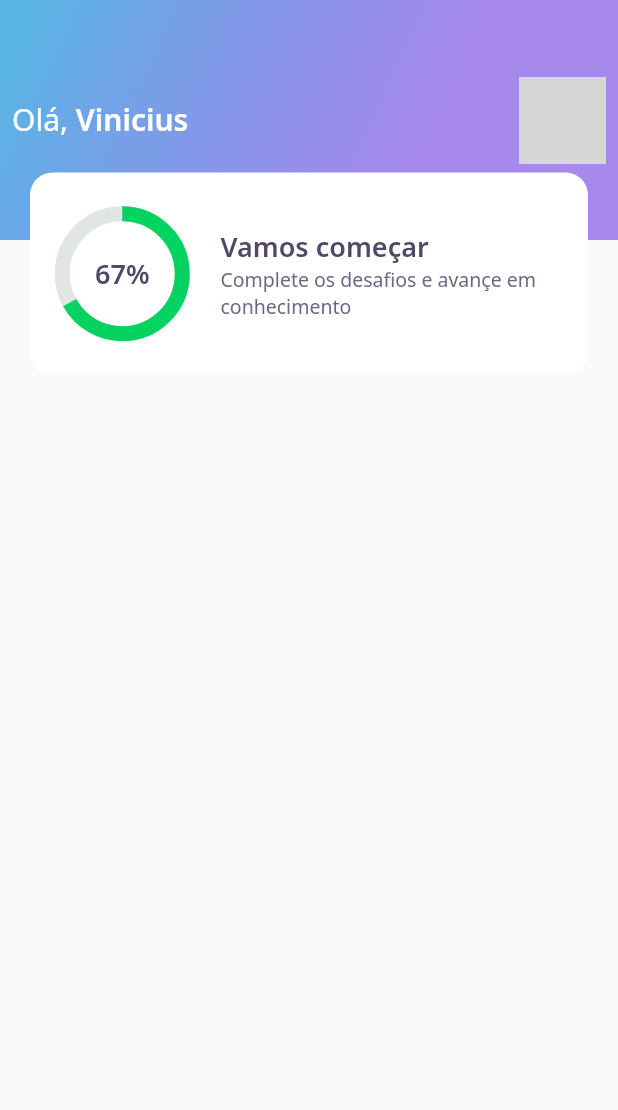
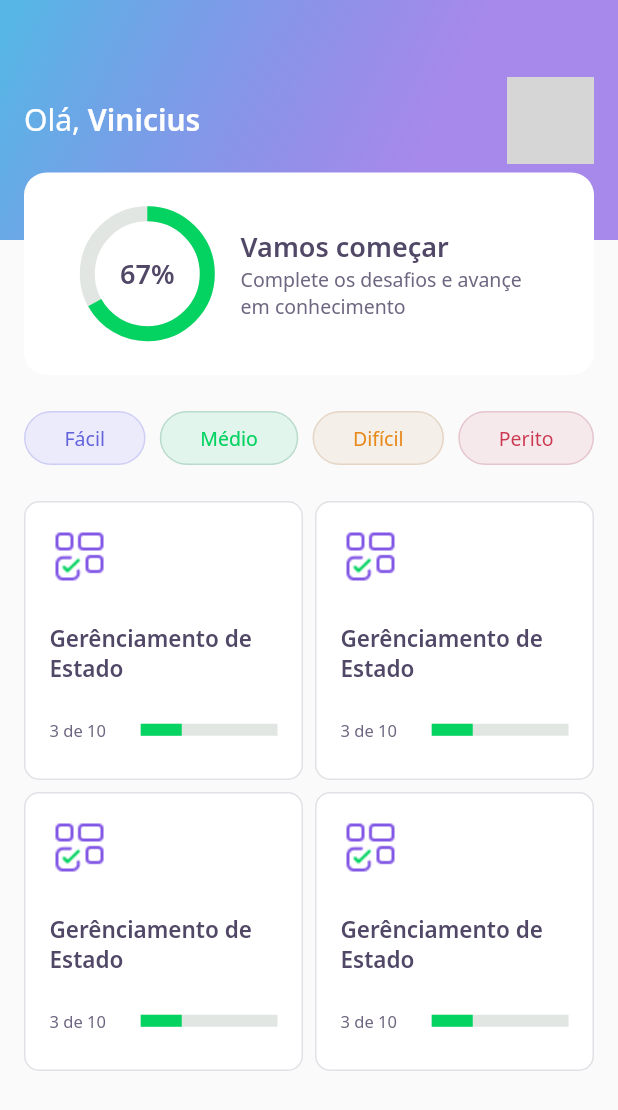
Before and after one commit to Drawiin/DevQuiz, a Flutter app: the HomePage screen opened directly, on a phone screen of 412 x 824 dp. Shown: the top 1110 px of the screen. Run offline on Flutter 3.47's test engine with Material 2 defaults, Android fonts, the phone set to English and light mode, and no system bars; our stand-ins replace google_fonts; network calls fail; statements that could not run were skipped; grey boxes are pictures that could not be loaded.

Commit message:
day two finished

```diff
--- a/lib/core/app_widget.dart
+++ b/lib/core/app_widget.dart
@@ -1,3 +1,4 @@
+import 'package:dev_quiz/challenge/challenge_page.dart';
 import 'package:dev_quiz/home/home_page.dart';
 import 'package:dev_quiz/splash/splash_page.dart';
 import 'package:flutter/material.dart';
@@ -7,7 +8,7 @@ class AppWidget extends StatelessWidget {
   Widget build(BuildContext context) {
     return MaterialApp(
       title: "DevQuiz",
-      home: HomePage(),
+      home: ChallengePage(),
     );
   }
 }
--- a/lib/home/home_page.dart
+++ b/lib/home/home_page.dart
@@ -1,8 +1,10 @@
 import 'package:dev_quiz/home/widgets/appbar/AppBarWidget.dart';
+import 'package:dev_quiz/home/widgets/level_button/level_button_widget.dart';
+import 'package:dev_quiz/home/widgets/quiz_card/quiz_card_widget.dart';
 import 'package:flutter/material.dart';
 
 class HomePage extends StatefulWidget {
-  HomePage({Key? key}): super(key: key);
+  HomePage({Key? key}) : super(key: key);
 
   @override
   _HomePageState createState() => _HomePageState();
@@ -13,6 +15,41 @@ class _HomePageState extends State<HomePage> {
   Widget build(BuildContext context) {
     return Scaffold(
       appBar: AppBarWidget(),
+      body: Padding(
+        padding: const EdgeInsets.symmetric(horizontal: 16.0),
+        child: Column(
+          children: [
+            SizedBox(
+              height: 24,
+            ),
+            Row(
+              mainAxisAlignment: MainAxisAlignment.spaceBetween,
+              children: [
+                LevelButtonWidget(label: "Fácil"),
+                LevelButtonWidget(label: "Médio"),
+                LevelButtonWidget(label: "Difícil"),
+                LevelButtonWidget(label: "Perito"),
+              ],
+            ),
+            SizedBox(
+              height: 24,
+            ),
+            Expanded(
+              child: GridView.count(
+                crossAxisCount: 2,
+                crossAxisSpacing: 8,
+                mainAxisSpacing: 8,
+                children: [
+                  QuizCardWidget(),
+                  QuizCardWidget(),
+                  QuizCardWidget(),
+                  QuizCardWidget()
+                ],
+              ),
+            )
+          ],
+        ),
+      ),
     );
   }
 }
--- a/lib/home/widgets/appbar/AppBarWidget.dart
+++ b/lib/home/widgets/appbar/AppBarWidget.dart
@@ -12,7 +12,7 @@ class AppBarWidget extends PreferredSize {
               child: Stack(
                 children: [
                   Container(
-                    padding: const EdgeInsets.symmetric(horizontal: 8.0),
+                    padding: const EdgeInsets.symmetric(horizontal: 16.0),
                     height: 160,
                     width: double.maxFinite,
                     decoration: BoxDecoration(gradient: AppGradients.linear),
--- /dev/null
+++ b/lib/home/widgets/level_button/level_button_widget.dart
@@ -0,0 +1,67 @@
+import 'package:dev_quiz/core/app_colors.dart';
+import 'package:flutter/material.dart';
+import 'package:google_fonts/google_fonts.dart';
+
+class LevelButtonWidget extends StatelessWidget {
+  final String label;
+
+  LevelButtonWidget({
+    Key? key,
+    required this.label,
+  })   : assert(["Fácil", "Médio", "Difícil", "Perito"].contains(label)),
+        super(key: key);
+
+  final config = {
+    "Médio": {
+      "color": AppColors.levelButtonMedio,
+      "borderColor": AppColors.levelButtonBorderMedio,
+      "fontColor": AppColors.levelButtonTextMedio,
+    },
+    "Fácil": {
+      "color": AppColors.levelButtonFacil,
+      "borderColor": AppColors.levelButtonBorderFacil,
+      "fontColor": AppColors.levelButtonTextFacil,
+    },
+    "Difícil": {
+      "color": AppColors.levelButtonDificil,
+      "borderColor": AppColors.levelButtonBorderDificil,
+      "fontColor": AppColors.levelButtonTextDificil,
+    },
+    "Perito": {
+      "color": AppColors.levelButtonPerito,
+      "borderColor": AppColors.levelButtonBorderPerito,
+      "fontColor": AppColors.levelButtonTextPerito,
+    }
+  };
+
+  Color get color => config[label]!["color"]!;
+
+  Color get borderColor => config[label]!["borderColor"]!;
+
+  Color get fontColor => config[label]!["fontColor"]!;
+
+  @override
+  Widget build(BuildContext context) {
+    return Container(
+      decoration: BoxDecoration(
+        borderRadius: BorderRadius.circular(28),
+        color: color,
+        border: Border.fromBorderSide(
+          BorderSide(
+            color: borderColor,
+          ),
+        ),
+      ),
+      child: Padding(
+        padding: const EdgeInsets.symmetric(horizontal: 26, vertical: 8),
+        child: Text(
+          label,
+          style: GoogleFonts.notoSans(
+            color: fontColor,
+            fontSize: 13,
+          ),
+        ),
+      ),
+    );
+  }
+}
--- /dev/null
+++ b/lib/home/widgets/quiz_card/quiz_card_widget.dart
@@ -0,0 +1,56 @@
+import 'package:dev_quiz/core/app_colors.dart';
+import 'package:dev_quiz/core/app_images.dart';
+import 'package:dev_quiz/core/app_text_styles.dart';
+import 'package:dev_quiz/shared/widgets/progress_indicator/progress_indicator_widget.dart';
+import 'package:flutter/material.dart';
+
+class QuizCardWidget extends StatelessWidget {
+  @override
+  Widget build(BuildContext context) {
+    return Container(
+      padding: EdgeInsets.all(16),
+      decoration: BoxDecoration(
+        border: Border.fromBorderSide(BorderSide(color: AppColors.border)),
+        color: AppColors.white,
+        borderRadius: BorderRadius.circular(10),
+      ),
+      child: Column(
+        crossAxisAlignment: CrossAxisAlignment.start,
+        children: [
+          Container(
+            height: 40,
+            width: 40,
+            child: Image.asset(AppImages.blocks),
+          ),
+          SizedBox(
+            height: 24,
+          ),
+          Text(
+            "Gerênciamento de Estado",
+            style: AppTextStyles.heading15,
+          ),
+          SizedBox(
+            height: 24,
+          ),
+          Row(
+            children: [
+              Expanded(
+                flex: 4,
+                child: Text(
+                  "3 de 10",
+                  style: AppTextStyles.body11,
+                ),
+              ),
+              Expanded(
+                flex: 6,
+                child: ProgressIndicatorWidget(
+                  value: 0.3,
+                ),
+              )
+            ],
+          )
+        ],
+      ),
+    );
+  }
+}
--- a/lib/home/widgets/scorecard/ScoreCardWidget.dart
+++ b/lib/home/widgets/scorecard/ScoreCardWidget.dart
@@ -7,25 +7,26 @@ class ScoreCardWidget extends StatelessWidget {
   @override
   Widget build(BuildContext context) {
     return Padding(
-      padding: const EdgeInsets.symmetric(horizontal: 20),
+      padding: const EdgeInsets.symmetric(horizontal: 16),
       child: Container(
         padding: const EdgeInsets.all(20),
         height: 135,
         decoration: BoxDecoration(
-          color: AppColors.white,
-          borderRadius: BorderRadius.circular(15)
-        ),
+            color: AppColors.white, borderRadius: BorderRadius.circular(15)),
+        child: Padding(
+          padding: const EdgeInsets.symmetric(horizontal: 16),
           child: Row(
             crossAxisAlignment: CrossAxisAlignment.center,
+            mainAxisAlignment: MainAxisAlignment.center,
             children: [
               Expanded(
-              flex: 1,
+                flex: 3,
                 child: ChartWidget(),
               ),
               Expanded(
-              flex: 3,
+                flex: 7,
                 child: Padding(
-                padding: const EdgeInsets.only(left: 24.0),
+                  padding: const EdgeInsets.only(left: 16.0),
                   child: Column(
                     mainAxisAlignment: MainAxisAlignment.center,
                     crossAxisAlignment: CrossAxisAlignment.start,
@@ -45,6 +46,7 @@ class ScoreCardWidget extends StatelessWidget {
             ],
           ),
         ),
+      ),
     );
   }
 }
--- /dev/null
+++ b/lib/shared/widgets/progress_indicator/progress_indicator_widget.dart
@@ -0,0 +1,19 @@
+import 'package:dev_quiz/core/core.dart';
+import 'package:flutter/material.dart';
+
+class ProgressIndicatorWidget extends StatelessWidget {
+  final double value;
+
+  const ProgressIndicatorWidget({Key? key, required this.value})
+      : super(key: key);
+
+  @override
+  Widget build(BuildContext context) {
+    return LinearProgressIndicator(
+      minHeight: 8,
+      value: value,
+      backgroundColor: AppColors.chartSecondary,
+      valueColor: AlwaysStoppedAnimation<Color>(AppColors.chartPrimary),
+    );
+  }
+}
```
Also changed, not shown: lib/challenge/challenge_page.dart (added, +26 -0 lines), lib/challenge/widgets/answer/answer_widget.dart (added, +78 -0 lines), lib/challenge/widgets/question_indicator/question_indicator_widget.dart (added, +39 -0 lines), lib/challenge/widgets/quiz/quiz_widget.dart (added, +31 -0 lines). Lines whose indentation alone changed are shown as unchanged.
